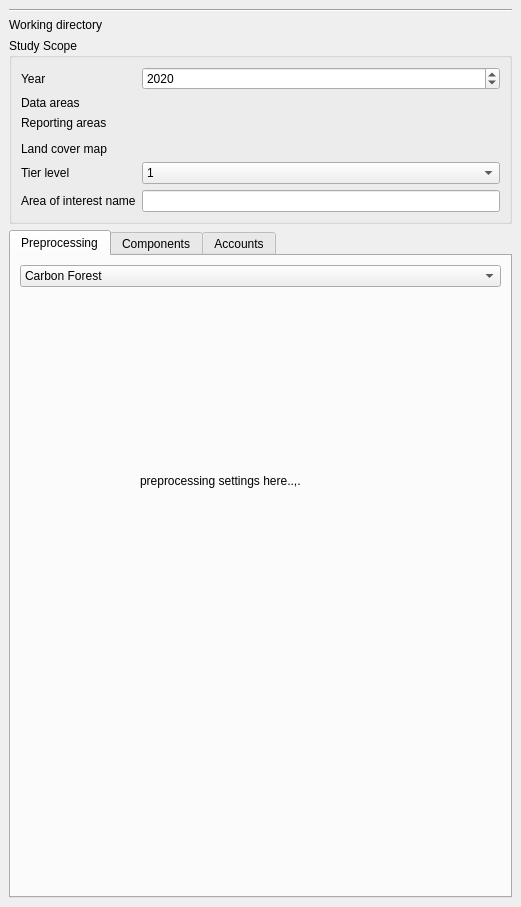
This is enca_plugin/enca_plugin_dockwidget_base.ui in VITObelgium/sys4enca as Qt 5 draws it before an edit. The edited form follows.
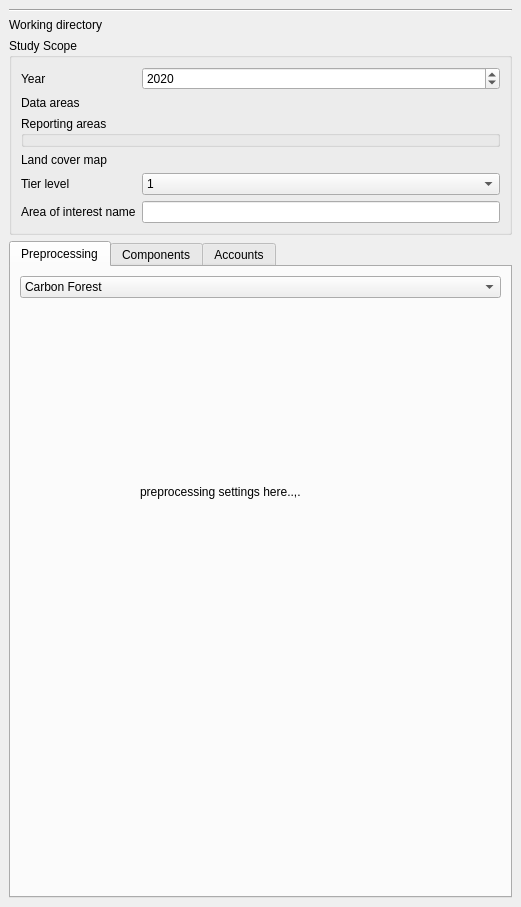
This is the edited form. Custom widgets are drawn as their Qt base class.

Commit message: fixup! WIP Add RegionPicker custom widget.

```diff
--- a/enca_plugin/enca_plugin_dockwidget_base.ui
+++ b/enca_plugin/enca_plugin_dockwidget_base.ui
@@ -63,16 +63,6 @@
            </property>
           </widget>
          </item>
-         <item row="4" column="0">
-          <widget class="QLabel" name="label_3">
-           <property name="text">
-            <string>Land cover map</string>
-           </property>
-          </widget>
-         </item>
-         <item row="4" column="1">
-          <widget class="QgsFileWidget" name="mQgsFileWidget_2"/>
-         </item>
          <item row="1" column="0">
           <widget class="QLabel" name="label_4">
            <property name="text">
@@ -83,24 +73,31 @@
          <item row="1" column="1">
           <widget class="QgsFileWidget" name="mQgsFileWidget_3"/>
          </item>
-         <item row="2" column="0">
-          <widget class="QLabel" name="label_5">
-           <property name="text">
+         <item row="2" column="0" colspan="2">
+          <widget class="RegionPicker" name="widget">
+           <property name="title">
             <string>Reporting areas</string>
            </property>
           </widget>
          </item>
-         <item row="2" column="1">
-          <widget class="QgsFileWidget" name="mQgsFileWidget_4"/>
+         <item row="3" column="0">
+          <widget class="QLabel" name="label_3">
+           <property name="text">
+            <string>Land cover map</string>
+           </property>
+          </widget>
          </item>
-         <item row="5" column="0">
+         <item row="3" column="1">
+          <widget class="QgsFileWidget" name="mQgsFileWidget_2"/>
+         </item>
+         <item row="4" column="0">
           <widget class="QLabel" name="label_6">
            <property name="text">
             <string>Tier level</string>
            </property>
           </widget>
          </item>
-         <item row="5" column="1">
+         <item row="4" column="1">
           <widget class="QComboBox" name="comboBox">
            <item>
             <property name="text">
@@ -119,19 +116,16 @@
            </item>
           </widget>
          </item>
-         <item row="6" column="0">
+         <item row="5" column="0">
           <widget class="QLabel" name="label_7">
            <property name="text">
             <string>Area of interest name</string>
            </property>
           </widget>
          </item>
-         <item row="6" column="1">
+         <item row="5" column="1">
           <widget class="QLineEdit" name="lineEdit"/>
          </item>
-         <item row="3" column="1">
-          <widget class="RegionPicker" name="widget" native="true"/>
-         </item>
         </layout>
        </widget>
       </item>
@@ -379,7 +373,7 @@
   </customwidget>
   <customwidget>
    <class>RegionPicker</class>
-   <extends>QWidget</extends>
+   <extends>QGroupBox</extends>
    <header>enca_plugin/region_picker.h</header>
    <container>1</container>
   </customwidget>
```
The commit also changes 1 other file.
